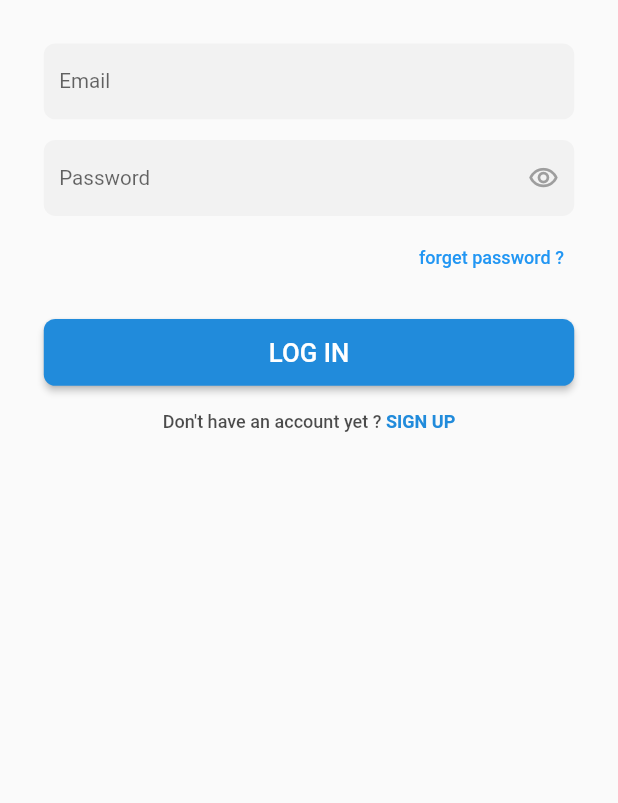
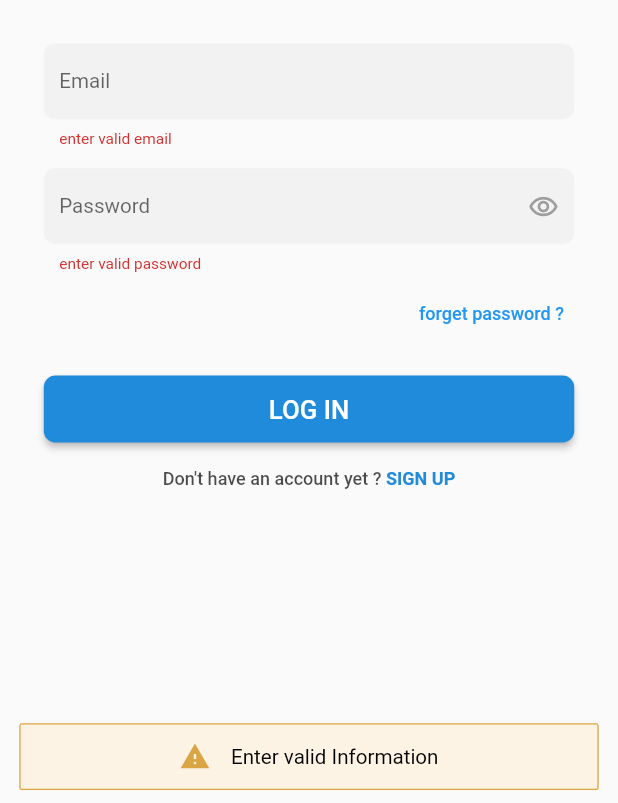
Before and after one commit to MahMughanni/task_managment, a Flutter app: the screen it shows after launch, after a tap on "LOG IN", on a phone screen of 412 x 824 dp, the part 433-1236 px from its top. Run offline on Flutter 3.47's test engine with Material 2 defaults, Android fonts, the phone set to English and light mode, and no system bars; our stand-ins replace cloud_firestore, firebase_auth, firebase_core, persistent_bottom_nav_bar, responsive_framework; accounts and stored records are empty.

Commit message:
--add firebase auth

```diff
--- /dev/null
+++ b/lib/core/routes/generate_routes.dart
@@ -0,0 +1,44 @@
+import 'package:flutter/material.dart';
+import 'package:task_mangment/screens/auth_layer/login_screen.dart';
+import 'package:task_mangment/screens/auth_layer/signup_screen.dart';
+import 'package:task_mangment/screens/main_layer/main_screen.dart';
+
+import '../../screens/auth_layer/splash_screen.dart';
+import '../../screens/main_layer/screens/home_screen/home_screen.dart';
+import 'named_router.dart';
+
+class OnGenerateRouter {
+  static Route<dynamic> onGenerateRoute(RouteSettings settings) {
+    dynamic data = settings.arguments;
+
+    Widget result;
+    switch (settings.name) {
+
+      case NamedRouter.mainScreen:
+        result = const MainScreen();
+        break;
+
+      case NamedRouter.loginScreen:
+        result = const LoginScreen();
+        break;
+
+      case NamedRouter.splashScreen:
+        result = const SplashScreen();
+        break;
+      case NamedRouter.signUpScreen:
+        result = const SignUpScreen();
+        break;
+
+      default:
+        result = const Scaffold(
+          body: Center(
+            child: Text(
+              'Wrong path',
+              style: TextStyle(color: Colors.white),
+            ),
+          ),
+        );
+    }
+    return MaterialPageRoute(builder: (context) => result);
+  }
+}
--- /dev/null
+++ b/lib/core/routes/named_router.dart
@@ -0,0 +1,7 @@
+class NamedRouter {
+  static const String splashScreen = '/';
+  static const String homeScreen = '/home_screen';
+  static const String loginScreen = '/login_screen';
+  static const String signUpScreen = '/signup_screen';
+  static const String mainScreen = '/main_screen';
+}
--- a/lib/logic/auth_provider.dart
+++ b/lib/logic/auth_provider.dart
@@ -1,12 +1,14 @@
 import 'package:firebase_auth/firebase_auth.dart';
 import 'package:task_mangment/utils/UtilsConfig.dart';
+import 'package:cloud_firestore/cloud_firestore.dart';
 
 class AuthFireBase {
   static Future logIn(String email, String password) async {
     try {
       await FirebaseAuth.instance
           .signInWithEmailAndPassword(email: email, password: password);
-      UtilsConfig.showSnackBarMessage(message: ' Login Success !', status: true);
+      UtilsConfig.showSnackBarMessage(
+          message: ' Login Success !', status: true);
     } on FirebaseAuthException catch (e) {
       // print('error MSG : $e');
       if (e.code == 'user-not-found') {
@@ -19,22 +21,38 @@ class AuthFireBase {
     }
   }
 
+  static Future<void> createUserAccount(
+      String email, String password, String username, String phone) async {
+    final FirebaseAuth auth = FirebaseAuth.instance;
+    final FirebaseFirestore firestore = FirebaseFirestore.instance;
 
+    print('frist step') ;
+    try {
+      print('create account') ;
+      // Create user account with email and password
+      UserCredential userCredential = await auth.createUserWithEmailAndPassword(
+          email: email, password: password);
+      print('create account2') ;
 
-// static Future signIn(String email, String password) async {
-//   try {
-//     await FirebaseAuth.instance
-//         .signInWithEmailAndPassword(email: email, password: password);
-//     UtilsConfig.showSnackBarMessage(message: ' Login Success !', status: true);
-//   } on FirebaseAuthException catch (e) {
-//     // print('error MSG : $e');
-//     if (e.code == 'user-not-found') {
-//       UtilsConfig.showSnackBarMessage(
-//           message: 'No user found for that email.', status: false);
-//     } else if (e.code == 'wrong-password') {
-//       UtilsConfig.showSnackBarMessage(
-//           message: 'Wrong password provided for that user.', status: false);
-//     }
-//   }
-// }
+      // Add user information to FireStore
+      String userId = userCredential.user!.uid;
+      print('create account1 ') ;
+
+      await firestore
+          .collection('users')
+          .doc(userId)
+          .set({'username': username, 'phone': phone});
+
+      print('User created successfully!');
+    } on FirebaseAuthException catch (e) {
+      // print('error MSG : $e');
+      if (e.code == 'user-not-found') {
+        UtilsConfig.showSnackBarMessage(
+            message: 'No user found for that email.', status: false);
+      } else if (e.code == 'wrong-password') {
+        UtilsConfig.showSnackBarMessage(
+            message: 'Wrong password provided for that user.', status: false);
+      }
+    }
+  }
 }
--- a/lib/main.dart
+++ b/lib/main.dart
@@ -2,14 +2,20 @@ import 'package:firebase_auth/firebase_auth.dart';
 import 'package:firebase_core/firebase_core.dart';
 import 'package:flutter/material.dart';
 import 'package:flutter/services.dart';
-import 'package:task_mangment/screens/auth_layer/login_screen.dart';
+import 'package:task_mangment/core/routes/app_router.dart';
+import 'package:task_mangment/core/routes/generate_routes.dart';
+import 'package:task_mangment/core/routes/named_router.dart';
+
 import 'package:responsive_framework/responsive_framework.dart';
 import 'package:task_mangment/utils/UtilsConfig.dart';
+
+import 'logic/auth_provider.dart';
 
 void main() async {
   WidgetsFlutterBinding.ensureInitialized();
   await Firebase.initializeApp();
   // FirebaseAuth.instance.signOut();
+  // AuthFireBase.createUserAccount('mahm@asd.com', '123456mA@', 'mahmoud', '0597289998');
   SystemChrome.setPreferredOrientations([DeviceOrientation.portraitUp]).then(
     (value) => runApp(const TaskManageMentApp()),
   );
@@ -21,6 +27,9 @@ class TaskManageMentApp extends StatelessWidget {
   @override
   Widget build(BuildContext context) {
     return MaterialApp(
+      onGenerateRoute: OnGenerateRouter.onGenerateRoute,
+      navigatorKey: AppRouter.navigatorKey,
+      initialRoute: NamedRouter.splashScreen,
       scaffoldMessengerKey: UtilsConfig.scaffoldKey,
       builder: (context, child) => ResponsiveWrapper.builder(
         child,
@@ -34,7 +43,6 @@ class TaskManageMentApp extends StatelessWidget {
         ],
       ),
       debugShowCheckedModeBanner: false,
-      home: LoginScreen(),
     );
   }
 }
--- a/lib/screens/auth_layer/login_screen.dart
+++ b/lib/screens/auth_layer/login_screen.dart
@@ -2,6 +2,7 @@ import 'package:firebase_auth/firebase_auth.dart';
 import 'package:flutter/material.dart';
 import 'package:task_mangment/screens/auth_layer/widgets/header_widget.dart';
 import 'package:task_mangment/screens/auth_layer/widgets/login_body_widget.dart';
+import 'package:task_mangment/utils/UtilsConfig.dart';
 import 'package:task_mangment/utils/extentions/padding_extention.dart';
 
 import '../../logic/auth_provider.dart';
@@ -69,9 +70,18 @@ class _LoginScreenState extends State<LoginScreen> {
                         34.ph,
                         LoginScreenBodyWidget(
                           onPressed: () {
-                            AuthFireBase.logIn(
-                                emailController.text.trim().toString(),
-                                passwordController.text.trim().toString());
+                            if (_formKey.currentState!.validate()) {
+                              AuthFireBase.logIn(
+                                  emailController.text.trim().toString(),
+                                  passwordController.text.trim().toString());
+
+
+                            }
+                            else {
+                              UtilsConfig.showSnackBarMessage(
+                                  message: 'Enter valid Information',
+                                  status: false);
+                            }
                           },
                           emailController: emailController,
                           passwordController: passwordController,
--- a/lib/screens/auth_layer/splash_screen.dart
+++ b/lib/screens/auth_layer/splash_screen.dart
@@ -3,8 +3,8 @@ import 'package:task_mangment/utils/app_constants.dart';
 
 import 'login_screen.dart';
 
-class SpalshScreen extends StatelessWidget {
-  const SpalshScreen({Key? key}) : super(key: key);
+class SplashScreen extends StatelessWidget {
+  const SplashScreen({Key? key}) : super(key: key);
 
   @override
   Widget build(BuildContext context) {
--- a/lib/screens/main_layer/screens/home_screen/home_screen.dart
+++ b/lib/screens/main_layer/screens/home_screen/home_screen.dart
@@ -7,7 +7,7 @@ import '../../../../shared_widgets/list_item_body.dart';
 class HomeScreen extends StatelessWidget {
   HomeScreen({Key? key}) : super(key: key);
 
-  final user = FirebaseAuth.instance.currentUser!;
+  // final user = FirebaseAuth.instance.currentUser!;
 
   @override
   Widget build(BuildContext context) {
--- a/lib/screens/main_layer/screens/home_screen/widgets/custom_tabBar.dart
+++ b/lib/screens/main_layer/screens/home_screen/widgets/custom_tabBar.dart
@@ -24,7 +24,7 @@ class TabBarViewTabs extends StatelessWidget with PreferredSizeWidget {
                 Row(
                   children: [
                     CircleAvatar(
-                      radius: 30,
+                      radius: 25,
                       child: Image.asset(ImageConstManger.logoImage),
                     ),
                     8.pw,
--- a/lib/shared_widgets/list_item_body.dart
+++ b/lib/shared_widgets/list_item_body.dart
@@ -8,13 +8,15 @@ class ListViewItemBody extends StatelessWidget {
   Widget build(BuildContext context) {
     return Container(
       alignment: Alignment.center,
-      margin: const EdgeInsets.symmetric(horizontal: 14, vertical: 8),
-      padding: const EdgeInsets.all(8),
+      margin: const EdgeInsets.symmetric(horizontal: 16, vertical: 8),
+      padding: const EdgeInsets.all(6),
       height: 120,
       decoration: BoxDecoration(
         color: Colors.white,
         boxShadow: [
           BoxShadow(
+            blurRadius: .5,
+            spreadRadius: .5,
             offset: const Offset(-10, 0),
             color: Colors.blueAccent.withOpacity(.4),
           )
--- a/lib/utils/UtilsConfig.dart
+++ b/lib/utils/UtilsConfig.dart
@@ -1,4 +1,5 @@
 import 'package:flutter/material.dart';
+import 'package:task_mangment/utils/extentions/padding_extention.dart';
 
 import 'app_constants.dart';
 
@@ -14,12 +15,13 @@ class UtilsConfig {
         behavior: SnackBarBehavior.floating,
         duration: const Duration(seconds: 3),
         content: Row(
-          mainAxisAlignment: MainAxisAlignment.spaceEvenly,
+          mainAxisAlignment: MainAxisAlignment.center,
           children: [
             const Icon(
               Icons.warning,
               color: Color(ColorConstManger.borderSnackBarFalse),
             ),
+            16.pw,
             Text(
               message,
               style: const TextStyle(
--- a/pubspec.yaml
+++ b/pubspec.yaml
@@ -15,6 +15,7 @@ dependencies:
   responsive_framework: ^0.2.0
   firebase_auth: ^4.4.0
   firebase_core: ^2.9.0
+  cloud_firestore: ^4.5.0
 
 
 
```
Also changed, not shown: lib/core/routes/app_router.dart (added, +27 -0 lines), lib/screens/auth_layer/signup_screen.dart (+46 -6 lines), lib/screens/main_layer/main_screen.dart (+1 -14 lines), lib/screens/main_layer/screens/assigned_screen.dart (+21 -1 lines), lib/shared_widgets/custom_appbar.dart (added, +27 -0 lines), pubspec.lock, 1 other file.
